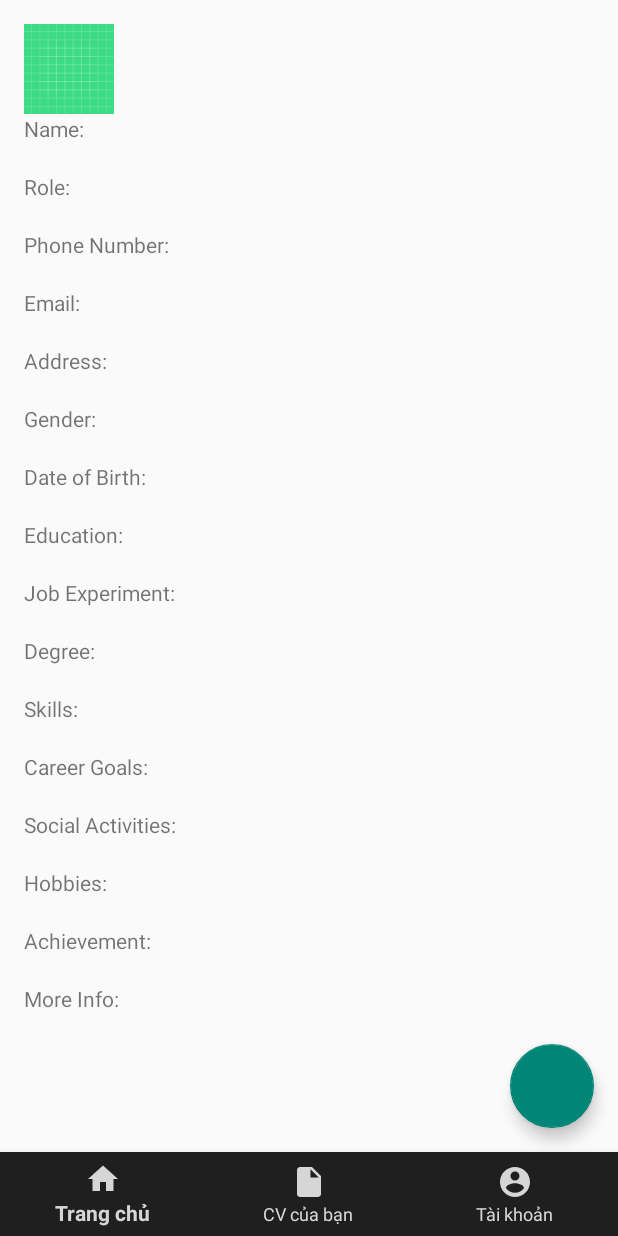
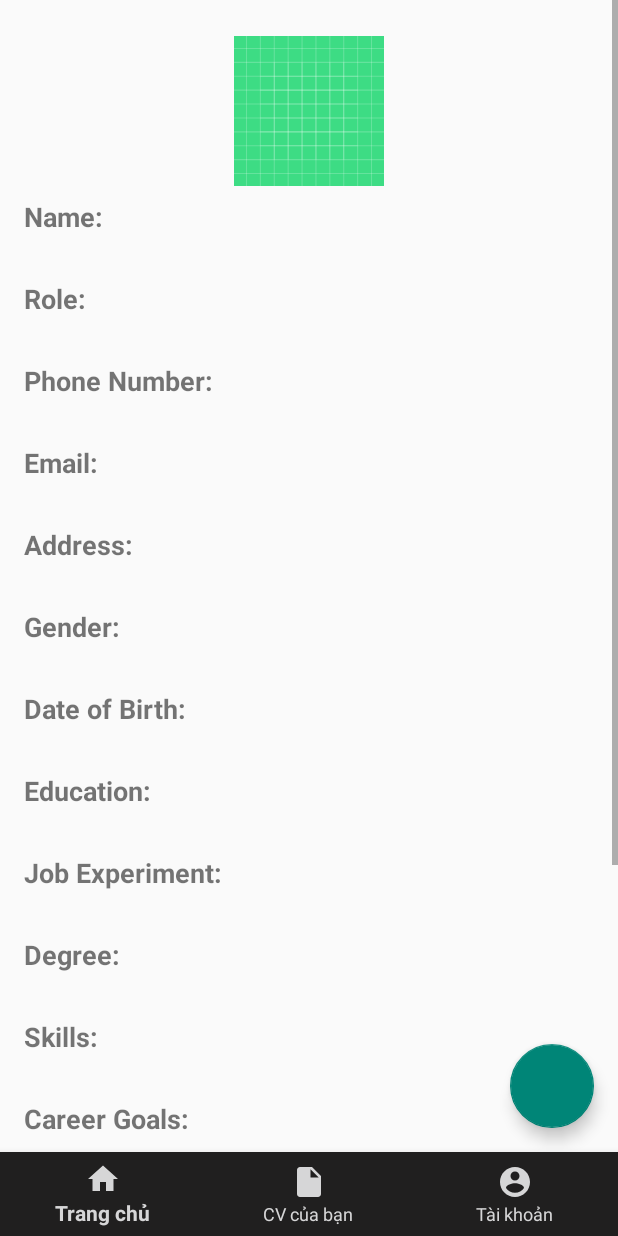
Before and after one commit to TMThaor/finalExam, an Android app: the fragment CVDetailFragment placed in its activity, on a phone screen of 412 x 824 dp. Run offline under Robolectric (Android 15) with nearby library versions, the phone set to English and light mode, and no system bars; our stand-ins replace Firebase (no records; nobody signed in at launch, a user with empty details on screens opened directly), Picasso.

Commit message:
sửa 1 chút layout cv

```diff
--- a/app/src/main/res/layout/fragment_cv_detail.xml
+++ b/app/src/main/res/layout/fragment_cv_detail.xml
@@ -14,201 +14,236 @@
             <!-- Image -->
             <ImageView
                 android:id="@+id/img_cv_photo"
-                android:layout_width="60dp"
-                android:layout_height="60dp"
-                android:layout_marginRight="15dp"
+                android:layout_width="100dp"
+                android:layout_height="100dp"
+                android:layout_margin="8dp"
+                android:layout_gravity="center_horizontal"
                 android:src="@drawable/ic_launcher_background"/>
             <!-- Name -->
             <TextView
-                android:layout_width="match_parent"
+                android:layout_width="wrap_content"
                 android:layout_height="wrap_content"
                 android:editable="false"
+                android:textSize="18dp"
+                android:textStyle="bold"
                 android:text="Name:" />
             <TextView
                 android:id="@+id/text_view_name"
                 android:layout_width="match_parent"
                 android:editable="false"
-                android:layout_height="wrap_content" />
+                android:layout_height="30dp" />
 
             <!-- Role -->
             <TextView
-                android:layout_width="match_parent"
+                android:layout_width="wrap_content"
                 android:layout_height="wrap_content"
                 android:editable="false"
+                android:textSize="18dp"
+                android:textStyle="bold"
                 android:text="Role:" />
             <TextView
                 android:id="@+id/text_view_role"
                 android:layout_width="match_parent"
                 android:editable="false"
-                android:layout_height="wrap_content" />
+                android:layout_height="30dp" />
 
             <!-- Phone Number -->
             <TextView
-                android:layout_width="match_parent"
+                android:layout_width="wrap_content"
                 android:layout_height="wrap_content"
                 android:editable="false"
+                android:textSize="18dp"
+                android:textStyle="bold"
                 android:text="Phone Number:" />
             <TextView
                 android:id="@+id/text_view_phone"
                 android:layout_width="match_parent"
                 android:editable="false"
-                android:layout_height="wrap_content" />
+                android:layout_height="30dp" />
 
             <!-- Email -->
             <TextView
-                android:layout_width="match_parent"
+                android:layout_width="wrap_content"
                 android:layout_height="wrap_content"
                 android:editable="false"
+                android:textSize="18dp"
+                android:textStyle="bold"
                 android:text="Email:" />
             <TextView
                 android:id="@+id/text_view_email"
                 android:layout_width="match_parent"
                 android:editable="false"
-                android:layout_height="wrap_content" />
+                android:layout_height="30dp" />
 
             <!-- Address -->
             <TextView
-                android:layout_width="match_parent"
+                android:layout_width="wrap_content"
                 android:layout_height="wrap_content"
                 android:editable="false"
+                android:textSize="18dp"
+                android:textStyle="bold"
                 android:text="Address:" />
             <TextView
                 android:id="@+id/text_view_address"
                 android:layout_width="match_parent"
                 android:editable="false"
-                android:layout_height="wrap_content" />
+                android:layout_height="30dp" />
 
             <!-- Gender -->
             <TextView
-                android:layout_width="match_parent"
+                android:layout_width="wrap_content"
                 android:layout_height="wrap_content"
                 android:editable="false"
+                android:textSize="18dp"
+                android:textStyle="bold"
                 android:text="Gender:" />
             <TextView
                 android:id="@+id/text_view_gender"
                 android:layout_width="match_parent"
                 android:editable="false"
-                android:layout_height="wrap_content" />
+                android:layout_height="30dp" />
 
             <!-- Date of Birth -->
             <TextView
-                android:layout_width="match_parent"
+                android:layout_width="wrap_content"
                 android:layout_height="wrap_content"
                 android:editable="false"
+                android:textSize="18dp"
+                android:textStyle="bold"
                 android:text="Date of Birth:" />
             <TextView
                 android:id="@+id/text_view_dob"
                 android:layout_width="match_parent"
                 android:editable="false"
-                android:layout_height="wrap_content" />
+                android:layout_height="30dp" />
 
             <!-- Education -->
             <TextView
-                android:layout_width="match_parent"
+                android:layout_width="wrap_content"
                 android:layout_height="wrap_content"
                 android:editable="false"
+                android:textSize="18dp"
+                android:textStyle="bold"
                 android:text="Education:" />
             <TextView
                 android:id="@+id/text_view_education"
                 android:layout_width="match_parent"
                 android:editable="false"
-                android:layout_height="wrap_content" />
+                android:layout_height="30dp" />
 
             <!-- Job Experiment -->
             <TextView
-                android:layout_width="match_parent"
+                android:layout_width="wrap_content"
                 android:layout_height="wrap_content"
                 android:editable="false"
+                android:textSize="18dp"
+                android:textStyle="bold"
                 android:text="Job Experiment:" />
             <TextView
                 android:id="@+id/text_view_job_exp"
                 android:layout_width="match_parent"
                 android:editable="false"
-                android:layout_height="wrap_content" />
+                android:layout_height="30dp" />
 
             <!-- Degree -->
             <TextView
-                android:layout_width="match_parent"
+                android:layout_width="wrap_content"
                 android:layout_height="wrap_content"
                 android:editable="false"
+                android:textSize="18dp"
+                android:textStyle="bold"
                 android:text="Degree:" />
             <TextView
                 android:id="@+id/text_view_degree"
                 android:layout_width="match_parent"
                 android:editable="false"
-                android:layout_height="wrap_content" />
+                android:layout_height="30dp" />
 
             <!-- Skills -->
             <TextView
-                android:layout_width="match_parent"
+                android:layout_width="wrap_content"
                 android:layout_height="wrap_content"
                 android:editable="false"
+                android:textSize="18dp"
+                android:textStyle="bold"
                 android:text="Skills:" />
             <TextView
                 android:id="@+id/text_view_skills"
                 android:layout_width="match_parent"
                 android:editable="false"
-                android:layout_height="wrap_content" />
+                android:layout_height="30dp" />
 
             <!-- Career Goals -->
             <TextView
-                android:layout_width="match_parent"
+                android:layout_width="wrap_content"
                 android:layout_height="wrap_content"
                 android:editable="false"
+                android:textSize="18dp"
+                android:textStyle="bold"
                 android:text="Career Goals:" />
             <TextView
                 android:id="@+id/text_view_career_goals"
                 android:layout_width="match_parent"
                 android:editable="false"
-                android:layout_height="wrap_content" />
+                android:textSize="18dp"
+                android:textStyle="bold"
+                android:layout_height="30dp" />
 
             <!-- Social Activities -->
             <TextView
-                android:layout_width="match_parent"
+                android:layout_width="wrap_content"
                 android:layout_height="wrap_content"
                 android:editable="false"
+                android:textSize="18dp"
+                android:textStyle="bold"
                 android:text="Social Activities:" />
             <TextView
                 android:id="@+id/text_view_social_activities"
                 android:layout_width="match_parent"
                 android:editable="false"
-                android:layout_height="wrap_content" />
+                android:layout_height="30dp" />
 
             <!-- Hobbies -->
             <TextView
-                android:layout_width="match_parent"
+                android:layout_width="wrap_content"
                 android:layout_height="wrap_content"
                 android:editable="false"
+                android:textSize="18dp"
+                android:textStyle="bold"
                 android:text="Hobbies:" />
             <TextView
                 android:id="@+id/text_view_hobbies"
                 android:layout_width="match_parent"
                 android:editable="false"
-                android:layout_height="wrap_content" />
+                android:layout_height="30dp" />
 
             <!-- Achievement -->
             <TextView
-                android:layout_width="match_parent"
+                android:layout_width="wrap_content"
                 android:layout_height="wrap_content"
                 android:editable="false"
+                android:textSize="18dp"
+                android:textStyle="bold"
                 android:text="Achievement:" />
             <TextView
                 android:id="@+id/text_view_achievement"
                 android:layout_width="match_parent"
                 android:editable="false"
-                android:layout_height="wrap_content" />
+                android:layout_height="30dp" />
 
             <!-- More Info -->
             <TextView
-                android:layout_width="match_parent"
+                android:layout_width="wrap_content"
                 android:layout_height="wrap_content"
                 android:editable="false"
+                android:textSize="18dp"
+                android:textStyle="bold"
                 android:text="More Info:" />
             <TextView
                 android:id="@+id/text_view_more_info"
                 android:layout_width="match_parent"
                 android:editable="false"
-                android:layout_height="wrap_content" />
+                android:layout_height="30dp" />
 
 
         </LinearLayout>
--- a/app/src/main/res/layout/fragment_cv_form.xml
+++ b/app/src/main/res/layout/fragment_cv_form.xml
@@ -10,15 +10,18 @@
         <!-- Image -->
         <ImageView
             android:id="@+id/img_cv_photo"
-            android:layout_width="60dp"
-            android:layout_height="60dp"
-            android:layout_marginRight="15dp"
+            android:layout_width="100dp"
+            android:layout_height="100dp"
+            android:layout_margin="8dp"
+            android:layout_gravity="center_horizontal"
             android:src="@drawable/ic_launcher_background"/>
 
         <!-- Name -->
         <TextView
             android:layout_width="match_parent"
             android:layout_height="wrap_content"
+            android:textSize="18dp"
+            android:textStyle="bold"
             android:text="Name" />
         <EditText
             android:id="@+id/edit_text_name"
@@ -31,6 +34,8 @@
         <TextView
             android:layout_width="match_parent"
             android:layout_height="wrap_content"
+            android:textSize="18dp"
+            android:textStyle="bold"
             android:text="Role" />
         <EditText
             android:id="@+id/edit_text_role"
@@ -43,6 +48,8 @@
         <TextView
             android:layout_width="match_parent"
             android:layout_height="wrap_content"
+            android:textSize="18dp"
+            android:textStyle="bold"
             android:text="Phone Number" />
         <EditText
             android:id="@+id/edit_text_phone"
@@ -55,6 +62,8 @@
         <TextView
             android:layout_width="match_parent"
             android:layout_height="wrap_content"
+            android:textSize="18dp"
+            android:textStyle="bold"
             android:text="Email" />
         <EditText
             android:id="@+id/edit_text_email"
@@ -67,6 +76,8 @@
         <TextView
             android:layout_width="match_parent"
             android:layout_height="wrap_content"
+            android:textSize="18dp"
+            android:textStyle="bold"
             android:text="Address" />
         <EditText
             android:id="@+id/edit_text_address"
@@ -79,6 +90,8 @@
         <TextView
             android:layout_width="match_parent"
             android:layout_height="wrap_content"
+            android:textSize="18dp"
+            android:textStyle="bold"
             android:text="Gender" />
         <EditText
             android:id="@+id/edit_text_gender"
@@ -91,6 +104,8 @@
         <TextView
             android:layout_width="match_parent"
             android:layout_height="wrap_content"
+            android:textSize="18dp"
+            android:textStyle="bold"
             android:text="Date of Birth" />
         <EditText
             android:id="@+id/edit_text_dob"
@@ -102,6 +117,8 @@
         <TextView
             android:layout_width="match_parent"
             android:layout_height="wrap_content"
+            android:textSize="18dp"
+            android:textStyle="bold"
             android:text="Education" />
         <EditText
             android:id="@+id/edit_text_education"
@@ -113,6 +130,8 @@
         <TextView
             android:layout_width="match_parent"
             android:layout_height="wrap_content"
+            android:textSize="18dp"
+            android:textStyle="bold"
             android:text="Job Experiment" />
         <EditText
             android:id="@+id/edit_text_job_experiment"
@@ -124,6 +143,8 @@
         <TextView
             android:layout_width="match_parent"
             android:layout_height="wrap_content"
+            android:textSize="18dp"
+            android:textStyle="bold"
             android:text="Degree" />
         <EditText
             android:id="@+id/edit_text_degree"
@@ -135,6 +156,8 @@
         <TextView
             android:layout_width="match_parent"
             android:layout_height="wrap_content"
+            android:textSize="18dp"
+            android:textStyle="bold"
             android:text="Skills" />
         <EditText
             android:id="@+id/edit_text_skills"
@@ -146,6 +169,8 @@
         <TextView
             android:layout_width="match_parent"
             android:layout_height="wrap_content"
+            android:textSize="18dp"
+            android:textStyle="bold"
             android:text="Career Goals" />
         <EditText
             android:id="@+id/edit_text_career_goals"
@@ -158,6 +183,8 @@
         <TextView
             android:layout_width="match_parent"
             android:layout_height="wrap_content"
+            android:textSize="18dp"
+            android:textStyle="bold"
             android:text="Social Activities" />
         <EditText
             android:id="@+id/edit_text_social_activities"
@@ -170,6 +197,8 @@
         <TextView
             android:layout_width="match_parent"
             android:layout_height="wrap_content"
+            android:textSize="18dp"
+            android:textStyle="bold"
             android:text="Hobbies" />
         <EditText
             android:id="@+id/edit_text_hobbies"
@@ -181,6 +210,8 @@
         <TextView
             android:layout_width="match_parent"
             android:layout_height="wrap_content"
+            android:textSize="18dp"
+            android:textStyle="bold"
             android:text="Achievement" />
         <EditText
             android:id="@+id/edit_text_achievement"
@@ -192,6 +223,8 @@
         <TextView
             android:layout_width="match_parent"
             android:layout_height="wrap_content"
+            android:textSize="18dp"
+            android:textStyle="bold"
             android:text="More Info" />
         <EditText
             android:id="@+id/edit_text_more_info"
```
